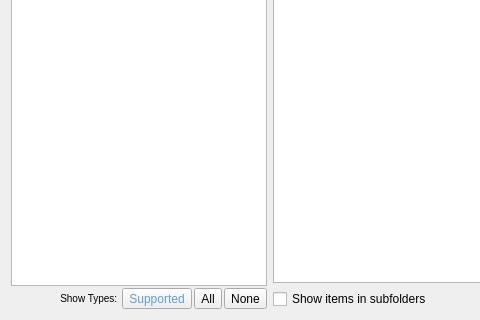
Old version of the form resources/dialog.ui in the repository shotgunsoftware/tk-multi-loader2; both pictures show x 0 to 480 and y 456 to 776 of the 1331 by 776 pixel window.
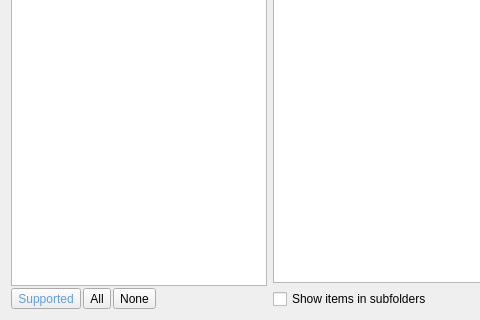
New version of the form. Icons and pictures are not drawn.

```diff
--- a/resources/dialog.ui
+++ b/resources/dialog.ui
@@ -175,16 +175,6 @@
            <property name="spacing">
             <number>2</number>
            </property>
-           <item>
-            <widget class="QLabel" name="label_3">
-             <property name="text">
-              <string>&lt;small&gt;Show Types: &lt;/small&gt;</string>
-             </property>
-             <property name="alignment">
-              <set>Qt::AlignRight|Qt::AlignTrailing|Qt::AlignVCenter</set>
-             </property>
-            </widget>
-           </item>
            <item>
             <widget class="QToolButton" name="check_supported">
              <property name="toolTip">
@@ -218,6 +208,16 @@
              </property>
             </widget>
            </item>
+           <item>
+            <widget class="QLabel" name="label_3">
+             <property name="text">
+              <string>  </string>
+             </property>
+             <property name="alignment">
+              <set>Qt::AlignRight|Qt::AlignTrailing|Qt::AlignVCenter</set>
+             </property>
+            </widget>
+           </item>
           </layout>
          </item>
         </layout>
```
